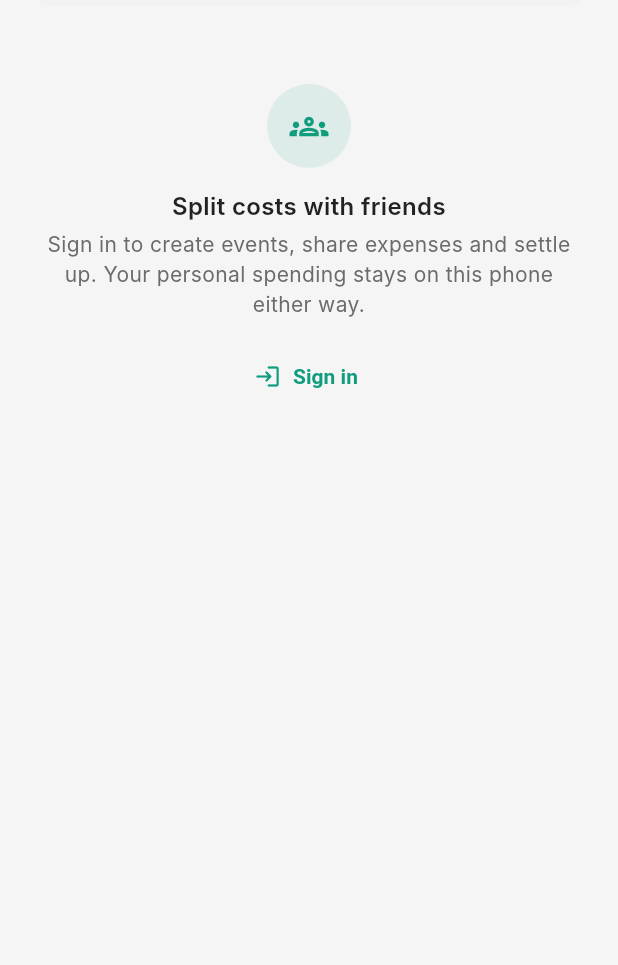
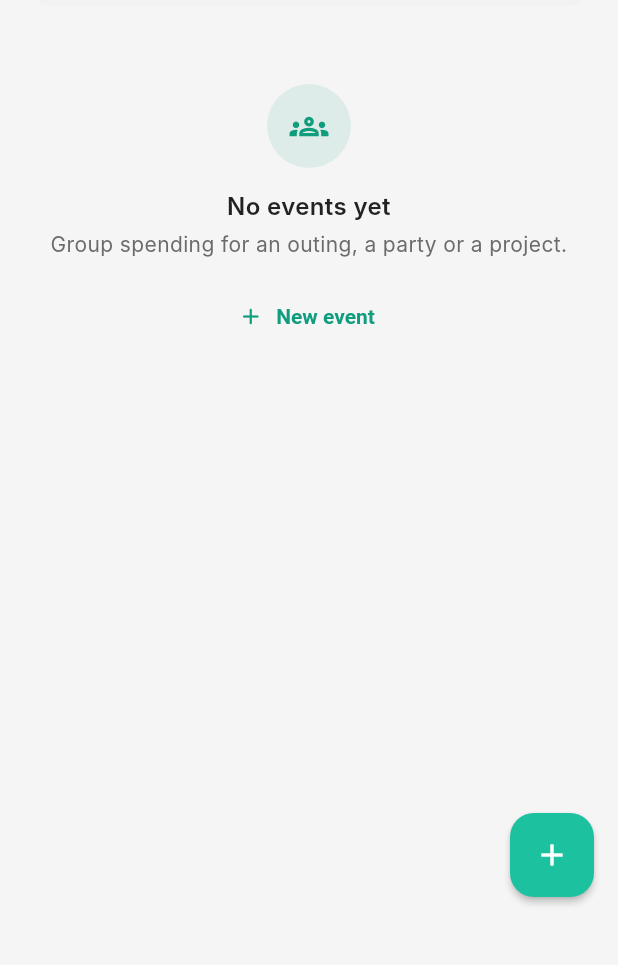
Before and after one commit to Walker31/TrackIt, a Flutter app: the WalletScreen screen opened directly, after a tap on "Events", on a phone screen of 412 x 824 dp, the part 180-1145 px from its top. Run offline on Flutter 3.47's test engine with Material 3 defaults, Android fonts, the phone set to English and light mode, and no system bars; our stand-ins replace connectivity_plus, dio, fl_chart, flutter_local_notifications, flutter_riverpod, flutter_secure_storage and 6 more; accounts and stored records are empty; Roboto replaces fonts that are missing (Inter).

Commit message:
Events work offline; only sharing needs an account
Offline, events group your own spending: rows and the event header show
what was spent, and adding an expense has no payer or split to choose.
Adding members, Settle up, Balances and the split options appear only
when signed in, with a sign-in hint in their place.

Also drop the redundant excludes from the backup rules, which failed
the release lint (only included paths are backed up anyway).

```diff
--- a/lib/pages/wallet_screen.dart
+++ b/lib/pages/wallet_screen.dart
@@ -1,6 +1,5 @@
 import 'package:flutter/material.dart';
 import 'package:flutter_riverpod/flutter_riverpod.dart';
-import 'package:go_router/go_router.dart';
 import 'package:intl/intl.dart';
 import '../theme/responsive.dart';
 import '../theme/app_colors.dart';
@@ -9,7 +8,6 @@ import '../widgets/app_snackbar.dart';
 import '../widgets/page_header.dart';
 import '../widgets/section_header.dart';
 import '../widgets/glass_container.dart';
-import '../widgets/empty_state.dart';
 import '../providers/app_providers.dart';
 import '../providers/auth_provider.dart';
 import '../providers/expense_provider.dart';
@@ -48,8 +46,8 @@ class _WalletScreenState extends ConsumerState<WalletScreen> {
   Widget build(BuildContext context) {
     final provider = ref.watch(expenseProviderProvider);
     final groupProvider = ref.watch(groupProviderProvider);
-    // Splitting needs other people, so it needs an account and a server;
-    // without one the app is personal-only.
+    // Events work offline as a way to group spending; sharing and
+    // splitting them needs an account.
     final signedIn =
         ref.watch(authProvider).state.status == AuthStatus.authenticated;
 
@@ -127,23 +125,11 @@ class _WalletScreenState extends ConsumerState<WalletScreen> {
                             refresh: _tripsRefresh,
                             onCreate: _createTrip,
                           )
-                        : signedIn
-                        ? EventsSection(
+                        : EventsSection(
                             key: const ValueKey('events'),
                             provider: groupProvider,
+                            shared: signedIn,
                             onCreate: () => _showCreateGroupSheet(context),
-                          )
-                        : EmptyState(
-                            key: const ValueKey('events-signed-out'),
-                            icon: Icons.groups_outlined,
-                            title: 'Split costs with friends',
-                            message:
-                                'Sign in to create events, share expenses '
-                                'and settle up. Your personal spending stays '
-                                'on this phone either way.',
-                            actionLabel: 'Sign in',
-                            actionIcon: Icons.login_rounded,
-                            onAction: () => context.push('/login'),
                           ),
                   ),
                 ],
@@ -172,8 +158,6 @@ class _WalletScreenState extends ConsumerState<WalletScreen> {
                   tooltip: 'New trip',
                   child: const Icon(Icons.add),
                 )
-              : !signedIn
-              ? const SizedBox.shrink(key: ValueKey('no_fab'))
               : FloatingActionButton(
                   key: const ValueKey('new_event'),
                   onPressed: () => _showCreateGroupSheet(context),
@@ -297,9 +281,13 @@ class _WalletScreenState extends ConsumerState<WalletScreen> {
         onCreate: (name, icon) async {
           await provider.createGroup(name, icon);
           if (!mounted) return;
+          final signedIn =
+              ref.read(authProvider).state.status == AuthStatus.authenticated;
           AppSnackbar.success(
             this.context,
-            'Event "$name" created. Add members to start splitting.',
+            signedIn
+                ? 'Event "$name" created. Add members to start splitting.'
+                : 'Event "$name" created. Add expenses to it with +.',
             aboveNav: true,
           );
         },
--- a/lib/widgets/wallet/events_section.dart
+++ b/lib/widgets/wallet/events_section.dart
@@ -18,7 +18,16 @@ class EventsSection extends StatefulWidget {
   /// Starts creating a new event.
   final VoidCallback? onCreate;
 
-  const EventsSection({super.key, required this.provider, this.onCreate});
+  /// Signed in: events can be shared, so rows show balances. Offline they
+  /// only group your own spending, so rows show what you spent.
+  final bool shared;
+
+  const EventsSection({
+    super.key,
+    required this.provider,
+    this.onCreate,
+    this.shared = true,
+  });
 
   @override
   State<EventsSection> createState() => _EventsSectionState();
@@ -26,17 +35,26 @@ class EventsSection extends StatefulWidget {
 
 class _EventsSectionState extends State<EventsSection> {
   List<Group>? _loadedFor;
-  late Future<List<double>> _balances;
+  bool? _loadedShared;
+  late Future<List<double>> _amounts;
 
-  /// Your balance in each event, refetched only when the list changes.
-  Future<List<double>> _balancesFor(List<Group> groups) {
-    if (!identical(groups, _loadedFor)) {
+  /// Your balance (shared) or total spent (offline) in each event,
+  /// refetched only when the list or the mode changes.
+  Future<List<double>> _amountsFor(List<Group> groups) {
+    if (!identical(groups, _loadedFor) || _loadedShared != widget.shared) {
       _loadedFor = groups;
-      _balances = Future.wait([
-        for (final g in groups) widget.provider.getMyBalance(g.id!),
+      _loadedShared = widget.shared;
+      final provider = widget.provider;
+      _amounts = Future.wait([
+        for (final g in groups)
+          widget.shared
+              ? provider.getMyBalance(g.id!)
+              : provider
+                    .getGroupExpenses(g.id!)
+                    .then((es) => es.fold<double>(0, (t, e) => t + e.amount)),
       ]);
     }
-    return _balances;
+    return _amounts;
   }
 
   @override
@@ -55,20 +73,23 @@ class _EventsSectionState extends State<EventsSection> {
       return EmptyState(
         icon: Icons.groups_outlined,
         title: 'No events yet',
-        message: 'Create one to split expenses with friends.',
+        message: widget.shared
+            ? 'Create one to split expenses with friends.'
+            : 'Group spending for an outing, a party or a project.',
         actionLabel: 'New event',
         onAction: widget.onCreate,
       );
     }
 
     return FutureBuilder<List<double>>(
-      future: _balancesFor(groups),
+      future: _amountsFor(groups),
       builder: (context, snapshot) {
         final balances = snapshot.data;
         return Column(
           crossAxisAlignment: CrossAxisAlignment.stretch,
           children: [
-            if (balances != null) _OverallBalance(balances: balances),
+            if (balances != null && widget.shared)
+              _OverallBalance(balances: balances),
             FadeSlideIn(
               child: AppCard(
                 padding: EdgeInsets.zero,
@@ -79,6 +100,7 @@ class _EventsSectionState extends State<EventsSection> {
                       GroupCard(
                         group: groups[i],
                         myBalance: balances?[i] ?? 0,
+                        shared: widget.shared,
                         onTap: () => Navigator.of(context).push(
                           MaterialPageRoute(
                             builder: (_) =>
```
Also changed, not shown: lib/pages/group_detail_screen.dart (+64 -3 lines), lib/widgets/wallet/add_group_expense_sheet.dart (+18 -4 lines), lib/widgets/wallet/group_card.dart (+29 -2 lines), lib/widgets/wallet/group_expense_list.dart (+10 -2 lines), 2 other files.
